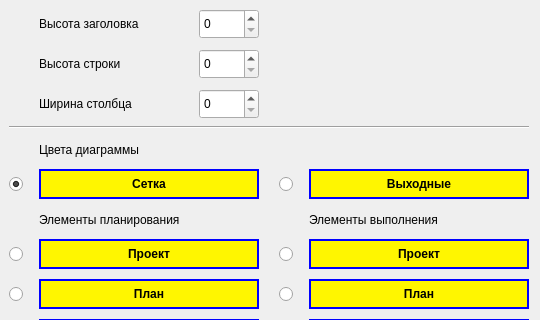
Qt form apps/ukpcarryplan/src/forms/fsettings.ui (alexocher/ukp) before a commit; both pictures show x 0 to 540 and y 0 to 320 of the 540 by 590 pixel window.
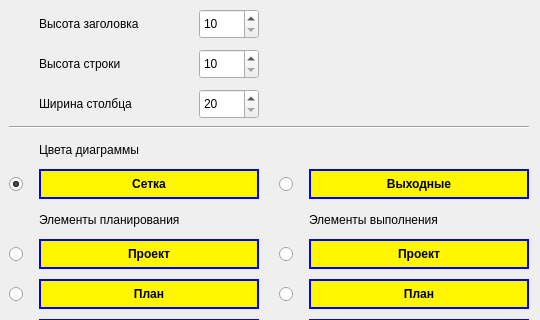
The same form after that commit. Icons and pictures are not drawn.

Patch:
```diff
--- a/apps/ukpcarryplan/src/forms/fsettings.ui
+++ b/apps/ukpcarryplan/src/forms/fsettings.ui
@@ -2126,6 +2126,12 @@
       <height>30</height>
      </size>
     </property>
+    <property name="minimum">
+     <number>10</number>
+    </property>
+    <property name="maximum">
+     <number>100</number>
+    </property>
    </widget>
    <widget class="QSpinBox" name="sbRowHeight">
     <property name="geometry">
@@ -2148,6 +2154,12 @@
       <height>30</height>
      </size>
     </property>
+    <property name="minimum">
+     <number>10</number>
+    </property>
+    <property name="maximum">
+     <number>100</number>
+    </property>
    </widget>
    <widget class="QLabel" name="label_18">
     <property name="geometry">
@@ -2195,6 +2207,12 @@
       <height>30</height>
      </size>
     </property>
+    <property name="minimum">
+     <number>20</number>
+    </property>
+    <property name="maximum">
+     <number>200</number>
+    </property>
    </widget>
    <widget class="QLabel" name="label_19">
     <property name="geometry">
```
